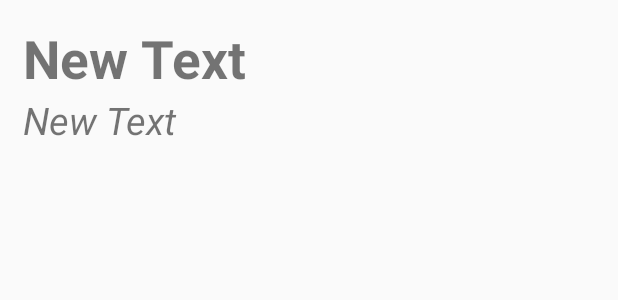
After one commit to masterUNG/Solenda, an Android app: the layout mytodo_listview.xml on its own in the app's theme, with its tools: preview values and no code run, on a phone screen of 412 x 824 dp. The commit adds this screen. Shown: the top 300 px of the screen. Run offline under Robolectric (Android 15) with nearby library versions, the phone set to English and light mode, and no system bars.

Commit message:
To Do ListView Finish

```diff
--- a/app/src/main/res/layout/activity_read_all_data_list_view.xml
+++ b/app/src/main/res/layout/activity_read_all_data_list_view.xml
@@ -17,6 +17,7 @@
     <Button
         android:layout_width="match_parent"
         android:layout_height="wrap_content"
+        android:onClick="clickBackToDo"
         android:text="Back"
         android:id="@+id/button4"
         android:layout_alignParentBottom="true" />
--- /dev/null
+++ b/app/src/main/res/layout/mytodo_listview.xml
@@ -0,0 +1,22 @@
+<?xml version="1.0" encoding="utf-8"?>
+<LinearLayout xmlns:android="http://schemas.android.com/apk/res/android"
+    android:orientation="vertical" android:layout_width="match_parent"
+    android:layout_height="wrap_content"
+    android:padding="15dp">
+
+    <TextView
+        android:layout_width="wrap_content"
+        android:layout_height="wrap_content"
+        android:text="New Text"
+        android:id="@+id/textView12"
+        android:textSize="@dimen/h1"
+        android:textStyle="bold" />
+
+    <TextView
+        android:layout_width="wrap_content"
+        android:layout_height="wrap_content"
+        android:text="New Text"
+        android:id="@+id/textView13"
+        android:textSize="25sp"
+        android:textStyle="italic" />
+</LinearLayout>
```
Also changed, not shown: app/src/main/java/rtc/amornrat/sirinrat/solendar/ReadAllDataListView.java (+33 -1 lines), app/src/main/java/rtc/amornrat/sirinrat/solendar/ToDoAdapter.java (added, +54 -0 lines).
